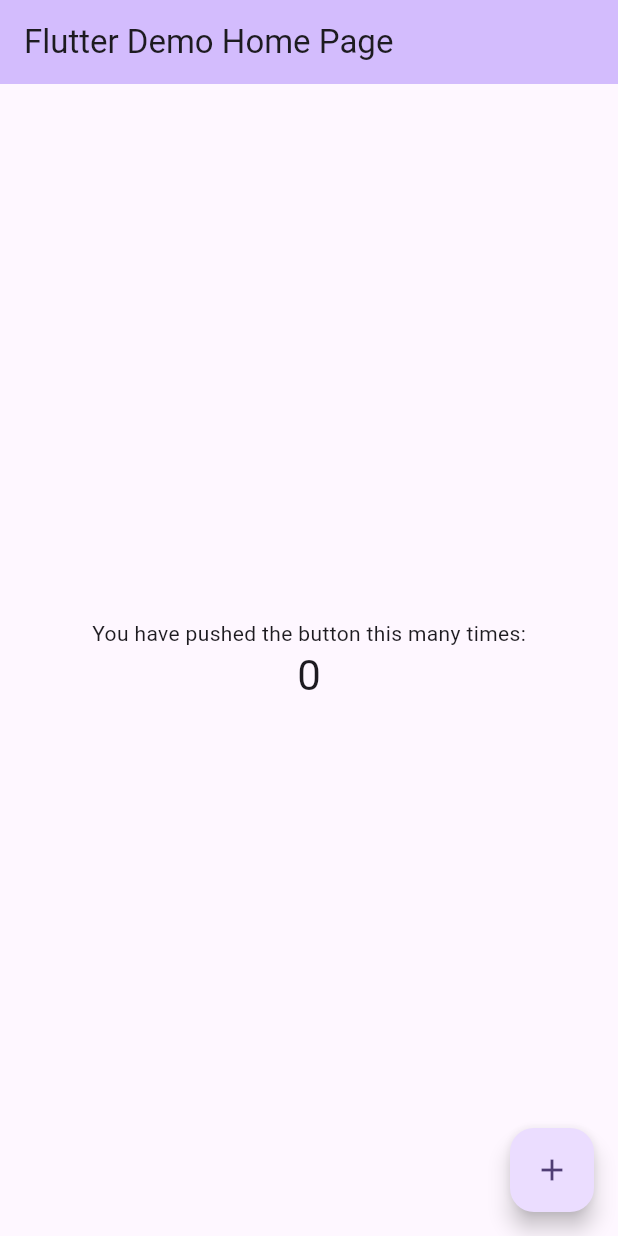
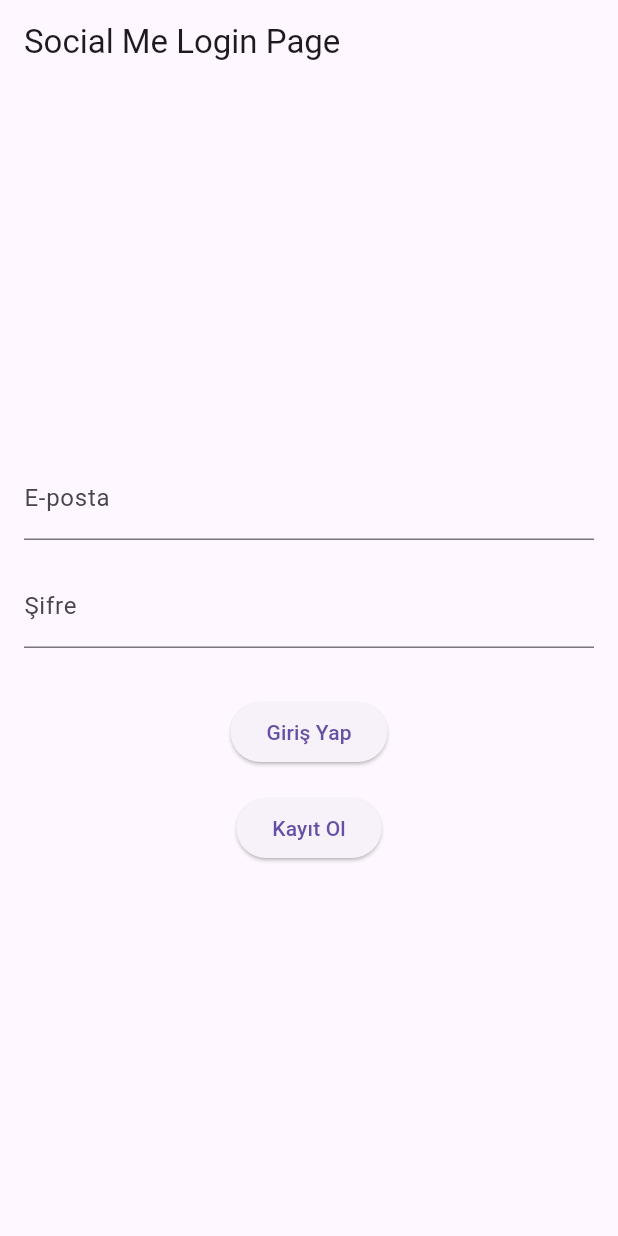
Before and after one commit to EmreMert2000/SocialMe, a Flutter app: the screen it shows after launch, on a phone screen of 412 x 824 dp. Run offline on Flutter 3.47's test engine with Material 3 defaults, Android fonts, the light colour scheme and no system bars; our stand-ins replace firebase_auth, firebase_core; accounts and stored records are empty.

Commit message:
Login Page Commit

```diff
--- /dev/null
+++ b/lib/Screens/LoginScreen.dart
@@ -0,0 +1,92 @@
+import 'package:flutter/material.dart';
+import 'package:firebase_auth/firebase_auth.dart';
+import 'package:socialme/Screens/FeedScreen.dart';
+
+
+class LoginScreen extends StatefulWidget {
+  @override
+  _LoginScreenState createState() => _LoginScreenState();
+}
+
+class _LoginScreenState extends State<LoginScreen> {
+  final FirebaseAuth _auth = FirebaseAuth.instance;
+  final TextEditingController _emailController = TextEditingController();
+  final TextEditingController _passwordController = TextEditingController();
+
+  Future<void> _signIn() async {
+    try {
+      await _auth.signInWithEmailAndPassword(
+        email: _emailController.text,
+        password: _passwordController.text,
+      );
+
+
+      Navigator.push(
+        context,
+        MaterialPageRoute(builder: (context) => FeedScreen()),
+      );
+    } catch (e) {
+      ScaffoldMessenger.of(context).showSnackBar(
+        SnackBar(
+          content: Text('Giriş başarısız! Lütfen e-posta ve şifrenizi kontrol edin.'),
+        ),
+      );
+
+    }
+  }
+
+  Future<void> _signUp() async {
+    try {
+      await _auth.createUserWithEmailAndPassword(
+        email: _emailController.text,
+        password: _passwordController.text,
+      );
+
+      print("Kayıt başarılı!");
+
+      Navigator.push(
+        context,
+        MaterialPageRoute(builder: (context) => FeedScreen()),
+      );
+    } catch (e) {
+      print("Kayıt başarısız! Hata: $e");
+    }
+  }
+
+  @override
+  Widget build(BuildContext context) {
+    return Scaffold(
+      appBar: AppBar(
+        title: Text('Social Me Login Page'),
+      ),
+      body: Padding(
+        padding: const EdgeInsets.all(16.0),
+        child: Column(
+          mainAxisAlignment: MainAxisAlignment.center,
+          children: [
+            TextField(
+              controller: _emailController,
+              decoration: InputDecoration(labelText: 'E-posta'),
+            ),
+            SizedBox(height: 16.0),
+            TextField(
+              controller: _passwordController,
+              decoration: InputDecoration(labelText: 'Şifre'),
+              obscureText: true,
+            ),
+            SizedBox(height: 32.0),
+            ElevatedButton(
+              onPressed: _signIn,
+              child: Text('Giriş Yap'),
+            ),
+            SizedBox(height: 16.0),
+            ElevatedButton(
+              onPressed: _signUp,
+              child: Text('Kayıt Ol'),
+            ),
+          ],
+        ),
+      ),
+    );
+  }
+}
--- a/lib/main.dart
+++ b/lib/main.dart
@@ -1,111 +1,25 @@
 import 'package:flutter/material.dart';
+import 'package:firebase_core/firebase_core.dart';
+import 'Screens/LoginScreen.dart';
+import 'Screens/FeedScreen.dart';
 
-void main() {
-  runApp(const MyApp());
+
+void main() async {
+  WidgetsFlutterBinding.ensureInitialized();
+  await Firebase.initializeApp(
+ );
+  runApp(MyApp());
 }
 
 class MyApp extends StatelessWidget {
-  const MyApp({super.key});
-
-  // This widget is the root of your application.
   @override
   Widget build(BuildContext context) {
     return MaterialApp(
-      title: 'Flutter Demo',
+      title: 'Social Me',
       theme: ThemeData(
-
-        colorScheme: ColorScheme.fromSeed(seedColor: Colors.deepPurple),
-        useMaterial3: true,
+        primarySwatch: Colors.deepPurple,
       ),
-      home: const MyHomePage(title: 'Flutter Demo Home Page'),
+      home: LoginScreen(),
     );
   }
 }
-
-class MyHomePage extends StatefulWidget {
-  const MyHomePage({super.key, required this.title});
-
-  // This widget is the home page of your application. It is stateful, meaning
-  // that it has a State object (defined below) that contains fields that affect
-  // how it looks.
-
-  // This class is the configuration for the state. It holds the values (in this
-  // case the title) provided by the parent (in this case the App widget) and
-  // used by the build method of the State. Fields in a Widget subclass are
-  // always marked "final".
-
-  final String title;
-
-  @override
-  State<MyHomePage> createState() => _MyHomePageState();
-}
-
-class _MyHomePageState extends State<MyHomePage> {
-  int _counter = 0;
-
-  void _incrementCounter() {
-    setState(() {
-      // This call to setState tells the Flutter framework that something has
-      // changed in this State, which causes it to rerun the build method below
-      // so that the display can reflect the updated values. If we changed
-      // _counter without calling setState(), then the build method would not be
-      // called again, and so nothing would appear to happen.
-      _counter++;
-    });
-  }
-
-  @override
-  Widget build(BuildContext context) {
-    // This method is rerun every time setState is called, for instance as done
-    // by the _incrementCounter method above.
-    //
-    // The Flutter framework has been optimized to make rerunning build methods
-    // fast, so that you can just rebuild anything that needs updating rather
-    // than having to individually change instances of widgets.
-    return Scaffold(
-      appBar: AppBar(
-        // TRY THIS: Try changing the color here to a specific color (to
-        // Colors.amber, perhaps?) and trigger a hot reload to see the AppBar
-        // change color while the other colors stay the same.
-        backgroundColor: Theme.of(context).colorScheme.inversePrimary,
-        // Here we take the value from the MyHomePage object that was created by
-        // the App.build method, and use it to set our appbar title.
-        title: Text(widget.title),
-      ),
-      body: Center(
-        // Center is a layout widget. It takes a single child and positions it
-        // in the middle of the parent.
-        child: Column(
-          // Column is also a layout widget. It takes a list of children and
-          // arranges them vertically. By default, it sizes itself to fit its
-          // children horizontally, and tries to be as tall as its parent.
-          //
-          // Column has various properties to control how it sizes itself and
-          // how it positions its children. Here we use mainAxisAlignment to
-          // center the children vertically; the main axis here is the vertical
-          // axis because Columns are vertical (the cross axis would be
-          // horizontal).
-          //
-          // TRY THIS: Invoke "debug painting" (choose the "Toggle Debug Paint"
-          // action in the IDE, or press "p" in the console), to see the
-          // wireframe for each widget.
-          mainAxisAlignment: MainAxisAlignment.center,
-          children: <Widget>[
-            const Text(
-              'You have pushed the button this many times:',
-            ),
-            Text(
-              '$_counter',
-              style: Theme.of(context).textTheme.headlineMedium,
-            ),
-          ],
-        ),
-      ),
-      floatingActionButton: FloatingActionButton(
-        onPressed: _incrementCounter,
-        tooltip: 'Increment',
-        child: const Icon(Icons.add),
-      ), // This trailing comma makes auto-formatting nicer for build methods.
-    );
-  }
-}
```
Also changed, not shown: lib/Screens/FeedScreen.dart (added, +19 -0 lines), pubspec.yaml (+7 -0 lines), pubspec.lock, 15 other files.
